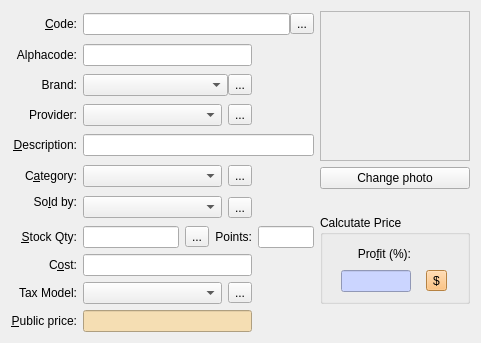
Old version of the form squeeze/src/ui/producteditor.ui in the repository miguelchavez/lemonpos.
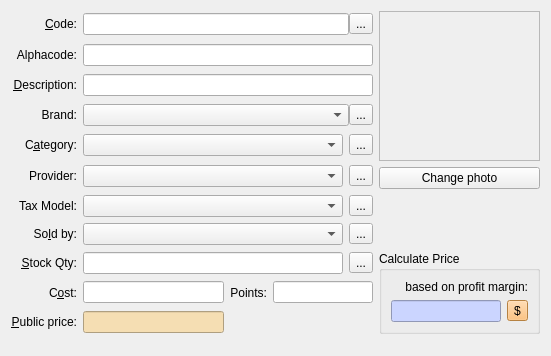
New version of the form.

```diff
--- a/squeeze/src/ui/producteditor.ui
+++ b/squeeze/src/ui/producteditor.ui
@@ -6,8 +6,8 @@
    <rect>
     <x>0</x>
     <y>0</y>
-    <width>481</width>
-    <height>343</height>
+    <width>538</width>
+    <height>356</height>
    </rect>
   </property>
   <property name="sizePolicy">
@@ -19,7 +19,7 @@
   <property name="windowTitle">
    <string>Product Editor</string>
   </property>
-  <layout class="QGridLayout" name="gridLayout">
+  <layout class="QGridLayout" name="gridLayout_2">
    <item row="0" column="0">
     <widget class="QLabel" name="label_5">
      <property name="sizePolicy">
@@ -60,7 +60,7 @@
        </property>
        <property name="minimumSize">
         <size>
-         <width>80</width>
+         <width>260</width>
          <height>0</height>
         </size>
        </property>
@@ -142,7 +142,7 @@
      </property>
     </widget>
    </item>
-   <item row="1" column="1" colspan="2">
+   <item row="1" column="1" colspan="3">
     <widget class="QLineEdit" name="editAlphacode">
      <property name="sizePolicy">
       <sizepolicy hsizetype="MinimumExpanding" vsizetype="Fixed">
@@ -150,9 +150,53 @@
        <verstretch>0</verstretch>
       </sizepolicy>
      </property>
+     <property name="minimumSize">
+      <size>
+       <width>260</width>
+       <height>0</height>
+      </size>
+     </property>
     </widget>
    </item>
    <item row="2" column="0">
+    <widget class="QLabel" name="label_14">
+     <property name="sizePolicy">
+      <sizepolicy hsizetype="Minimum" vsizetype="Preferred">
+       <horstretch>0</horstretch>
+       <verstretch>0</verstretch>
+      </sizepolicy>
+     </property>
+     <property name="layoutDirection">
+      <enum>Qt::LeftToRight</enum>
+     </property>
+     <property name="text">
+      <string>&amp;Description:</string>
+     </property>
+     <property name="alignment">
+      <set>Qt::AlignRight|Qt::AlignTrailing|Qt::AlignVCenter</set>
+     </property>
+     <property name="buddy">
+      <cstring>editDesc</cstring>
+     </property>
+    </widget>
+   </item>
+   <item row="2" column="1" colspan="3">
+    <widget class="QLineEdit" name="editDesc">
+     <property name="sizePolicy">
+      <sizepolicy hsizetype="MinimumExpanding" vsizetype="Fixed">
+       <horstretch>0</horstretch>
+       <verstretch>0</verstretch>
+      </sizepolicy>
+     </property>
+     <property name="minimumSize">
+      <size>
+       <width>260</width>
+       <height>0</height>
+      </size>
+     </property>
+    </widget>
+   </item>
+   <item row="3" column="0">
     <widget class="QLabel" name="label_4">
      <property name="text">
       <string>Brand:</string>
@@ -162,13 +206,26 @@
      </property>
     </widget>
    </item>
-   <item row="2" column="1" colspan="2">
+   <item row="3" column="1" colspan="3">
     <layout class="QHBoxLayout" name="horizontalLayout_4">
      <property name="spacing">
       <number>0</number>
      </property>
      <item>
-      <widget class="QComboBox" name="brandCombo"/>
+      <widget class="QComboBox" name="brandCombo">
+       <property name="sizePolicy">
+        <sizepolicy hsizetype="Minimum" vsizetype="Fixed">
+         <horstretch>0</horstretch>
+         <verstretch>0</verstretch>
+        </sizepolicy>
+       </property>
+       <property name="minimumSize">
+        <size>
+         <width>260</width>
+         <height>0</height>
+        </size>
+       </property>
+      </widget>
      </item>
      <item>
       <widget class="QToolButton" name="btnAddBrand">
@@ -185,75 +242,7 @@
      </item>
     </layout>
    </item>
-   <item row="3" column="0">
-    <widget class="QLabel" name="label_6">
-     <property name="text">
-      <string>Provider:</string>
-     </property>
-     <property name="alignment">
-      <set>Qt::AlignRight|Qt::AlignTrailing|Qt::AlignVCenter</set>
-     </property>
-    </widget>
-   </item>
-   <item row="3" column="1" colspan="2">
-    <layout class="QHBoxLayout" name="horizontalLayout_5">
-     <item>
-      <widget class="QComboBox" name="providerCombo"/>
-     </item>
-     <item>
-      <widget class="QToolButton" name="btnAddProvider">
-       <property name="toolTip">
-        <string>Add a new provider</string>
-       </property>
-       <property name="text">
-        <string>...</string>
-       </property>
-       <property name="autoRaise">
-        <bool>false</bool>
-       </property>
-      </widget>
-     </item>
-    </layout>
-   </item>
    <item row="4" column="0">
-    <widget class="QLabel" name="label_14">
-     <property name="sizePolicy">
-      <sizepolicy hsizetype="Minimum" vsizetype="Preferred">
-       <horstretch>0</horstretch>
-       <verstretch>0</verstretch>
-      </sizepolicy>
-     </property>
-     <property name="layoutDirection">
-      <enum>Qt::LeftToRight</enum>
-     </property>
-     <property name="text">
-      <string>&amp;Description:</string>
-     </property>
-     <property name="alignment">
-      <set>Qt::AlignRight|Qt::AlignTrailing|Qt::AlignVCenter</set>
-     </property>
-     <property name="buddy">
-      <cstring>editDesc</cstring>
-     </property>
-    </widget>
-   </item>
-   <item row="4" column="1" colspan="3">
-    <widget class="QLineEdit" name="editDesc">
-     <property name="sizePolicy">
-      <sizepolicy hsizetype="MinimumExpanding" vsizetype="Fixed">
-       <horstretch>0</horstretch>
-       <verstretch>0</verstretch>
-      </sizepolicy>
-     </property>
-     <property name="minimumSize">
-      <size>
-       <width>200</width>
-       <height>0</height>
-      </size>
-     </property>
-    </widget>
-   </item>
-   <item row="5" column="0">
     <widget class="QLabel" name="label_8">
      <property name="sizePolicy">
       <sizepolicy hsizetype="Minimum" vsizetype="Preferred">
@@ -275,16 +264,22 @@
      </property>
     </widget>
    </item>
-   <item row="5" column="1" colspan="2">
+   <item row="4" column="1" colspan="3">
     <layout class="QHBoxLayout" name="horizontalLayout">
      <item>
       <widget class="QComboBox" name="categoriesCombo">
        <property name="sizePolicy">
-        <sizepolicy hsizetype="MinimumExpanding" vsizetype="Fixed">
+        <sizepolicy hsizetype="Minimum" vsizetype="Fixed">
          <horstretch>0</horstretch>
          <verstretch>0</verstretch>
         </sizepolicy>
        </property>
+       <property name="minimumSize">
+        <size>
+         <width>260</width>
+         <height>0</height>
+        </size>
+       </property>
       </widget>
      </item>
      <item>
@@ -302,7 +297,87 @@
      </item>
     </layout>
    </item>
+   <item row="5" column="0">
+    <widget class="QLabel" name="label_6">
+     <property name="text">
+      <string>Provider:</string>
+     </property>
+     <property name="alignment">
+      <set>Qt::AlignRight|Qt::AlignTrailing|Qt::AlignVCenter</set>
+     </property>
+    </widget>
+   </item>
+   <item row="5" column="1" colspan="3">
+    <layout class="QHBoxLayout" name="horizontalLayout_5">
+     <item>
+      <widget class="QComboBox" name="providerCombo">
+       <property name="sizePolicy">
+        <sizepolicy hsizetype="Minimum" vsizetype="Fixed">
+         <horstretch>0</horstretch>
+         <verstretch>0</verstretch>
+        </sizepolicy>
+       </property>
+       <property name="minimumSize">
+        <size>
+         <width>260</width>
+         <height>0</height>
+        </size>
+       </property>
+      </widget>
+     </item>
+     <item>
+      <widget class="QToolButton" name="btnAddProvider">
+       <property name="toolTip">
+        <string>Add a new provider</string>
+       </property>
+       <property name="text">
+        <string>...</string>
+       </property>
+       <property name="autoRaise">
+        <bool>false</bool>
+       </property>
+      </widget>
+     </item>
+    </layout>
+   </item>
    <item row="6" column="0">
+    <widget class="QLabel" name="label">
+     <property name="text">
+      <string>Tax Model:</string>
+     </property>
+     <property name="alignment">
+      <set>Qt::AlignRight|Qt::AlignTrailing|Qt::AlignVCenter</set>
+     </property>
+    </widget>
+   </item>
+   <item row="6" column="1" colspan="3">
+    <layout class="QHBoxLayout" name="horizontalLayout_3">
+     <item>
+      <widget class="QComboBox" name="taxModelCombo">
+       <property name="minimumSize">
+        <size>
+         <width>260</width>
+         <height>0</height>
+        </size>
+       </property>
+      </widget>
+     </item>
+     <item>
+      <widget class="QToolButton" name="btnAddTaxModel">
+       <property name="toolTip">
+        <string>Add a new tax model</string>
+       </property>
+       <property name="text">
+        <string>...</string>
+       </property>
+       <property name="autoRaise">
+        <bool>false</bool>
+       </property>
+      </widget>
+     </item>
+    </layout>
+   </item>
+   <item row="7" column="0">
     <widget class="QLabel" name="label_7">
      <property name="sizePolicy">
       <sizepolicy hsizetype="Minimum" vsizetype="Preferred">
@@ -324,7 +399,7 @@
      </property>
     </widget>
    </item>
-   <item row="6" column="1" rowspan="2" colspan="2">
+   <item row="7" column="1" colspan="3">
     <layout class="QHBoxLayout" name="horizontalLayout_2">
      <item>
       <widget class="QComboBox" name="measuresCombo">
@@ -334,6 +409,12 @@
          <verstretch>0</verstretch>
         </sizepolicy>
        </property>
+       <property name="minimumSize">
+        <size>
+         <width>260</width>
+         <height>0</height>
+        </size>
+       </property>
       </widget>
      </item>
      <item>
@@ -351,25 +432,71 @@
      </item>
     </layout>
    </item>
-   <item row="7" column="4" rowspan="4">
+   <item row="8" column="0">
+    <widget class="QLabel" name="labelStockQty">
+     <property name="sizePolicy">
+      <sizepolicy hsizetype="Minimum" vsizetype="Preferred">
+       <horstretch>0</horstretch>
+       <verstretch>0</verstretch>
+      </sizepolicy>
+     </property>
+     <property name="text">
+      <string>&amp;Stock Qty:</string>
+     </property>
+     <property name="alignment">
+      <set>Qt::AlignRight|Qt::AlignTrailing|Qt::AlignVCenter</set>
+     </property>
+     <property name="buddy">
+      <cstring>editStockQty</cstring>
+     </property>
+    </widget>
+   </item>
+   <item row="8" column="1" colspan="3">
+    <layout class="QHBoxLayout" name="horizontalLayout_6">
+     <item>
+      <widget class="QLineEdit" name="editStockQty">
+       <property name="sizePolicy">
+        <sizepolicy hsizetype="MinimumExpanding" vsizetype="Fixed">
+         <horstretch>0</horstretch>
+         <verstretch>0</verstretch>
+        </sizepolicy>
+       </property>
+       <property name="minimumSize">
+        <size>
+         <width>260</width>
+         <height>0</height>
+        </size>
+       </property>
+       <property name="maximumSize">
+        <size>
+         <width>260</width>
+         <height>16777215</height>
+        </size>
+       </property>
+       <property name="readOnly">
+        <bool>false</bool>
+       </property>
+      </widget>
+     </item>
+     <item>
+      <widget class="QToolButton" name="btnStockCorrect">
+       <property name="toolTip">
+        <string>Correct stock</string>
+       </property>
+       <property name="text">
+        <string>...</string>
+       </property>
+      </widget>
+     </item>
+    </layout>
+   </item>
+   <item row="8" column="4" rowspan="3">
     <widget class="QGroupBox" name="groupBox">
-     <property name="sizePolicy">
-      <sizepolicy hsizetype="Minimum" vsizetype="Preferred">
-       <horstretch>0</horstretch>
-       <verstretch>0</verstretch>
-      </sizepolicy>
-     </property>
-     <property name="minimumSize">
-      <size>
-       <width>150</width>
-       <height>0</height>
-      </size>
-     </property>
      <property name="title">
-      <string>Calcutate Price</string>
+      <string>Calculate Price</string>
      </property>
-     <layout class="QGridLayout">
-      <item row="0" column="0">
+     <layout class="QGridLayout" name="gridLayout">
+      <item row="0" column="0" colspan="2">
        <widget class="QLabel" name="label_3">
         <property name="sizePolicy">
          <sizepolicy hsizetype="Minimum" vsizetype="Preferred">
@@ -378,7 +505,7 @@
          </sizepolicy>
         </property>
         <property name="text">
-         <string>Pro&amp;fit (%):</string>
+         <string>based on profit margin:</string>
         </property>
         <property name="alignment">
          <set>Qt::AlignRight|Qt::AlignTrailing|Qt::AlignVCenter</set>
@@ -398,13 +525,13 @@
         </property>
         <property name="minimumSize">
          <size>
-          <width>50</width>
+          <width>110</width>
           <height>0</height>
          </size>
         </property>
         <property name="maximumSize">
          <size>
-          <width>70</width>
+          <width>110</width>
           <height>16777215</height>
          </size>
         </property>
@@ -790,111 +917,6 @@
      </layout>
     </widget>
    </item>
-   <item row="8" column="0">
-    <widget class="QLabel" name="labelStockQty">
-     <property name="sizePolicy">
-      <sizepolicy hsizetype="Minimum" vsizetype="Preferred">
-       <horstretch>0</horstretch>
-       <verstretch>0</verstretch>
-      </sizepolicy>
-     </property>
-     <property name="text">
-      <string>&amp;Stock Qty:</string>
-     </property>
-     <property name="alignment">
-      <set>Qt::AlignRight|Qt::AlignTrailing|Qt::AlignVCenter</set>
-     </property>
-     <property name="buddy">
-      <cstring>editStockQty</cstring>
-     </property>
-    </widget>
-   </item>
-   <item row="8" column="1">
-    <layout class="QHBoxLayout" name="horizontalLayout_6">
-     <item>
-      <widget class="QLineEdit" name="editStockQty">
-       <property name="sizePolicy">
-        <sizepolicy hsizetype="MinimumExpanding" vsizetype="Fixed">
-         <horstretch>0</horstretch>
-         <verstretch>0</verstretch>
-        </sizepolicy>
-       </property>
-       <property name="minimumSize">
-        <size>
-         <width>80</width>
-         <height>0</height>
-        </size>
-       </property>
-       <property name="maximumSize">
-        <size>
-         <width>100</width>
-         <height>16777215</height>
-        </size>
-       </property>
-       <property name="readOnly">
-        <bool>false</bool>
-       </property>
-      </widget>
-     </item>
-     <item>
-      <widget class="QToolButton" name="btnStockCorrect">
-       <property name="toolTip">
-        <string>Correct stock</string>
-       </property>
-       <property name="text">
-        <string>...</string>
-       </property>
-      </widget>
-     </item>
-    </layout>
-   </item>
-   <item row="8" column="2">
-    <widget class="QLabel" name="label_15">
-     <property name="sizePolicy">
-      <sizepolicy hsizetype="Minimum" vsizetype="Preferred">
-       <horstretch>0</horstretch>
-       <verstretch>0</verstretch>
-      </sizepolicy>
-     </property>
-     <property name="layoutDirection">
-      <enum>Qt::LeftToRight</enum>
-     </property>
-     <property name="text">
-      <string>Points:</string>
-     </property>
-     <property name="alignment">
-      <set>Qt::AlignRight|Qt::AlignTrailing|Qt::AlignVCenter</set>
-     </property>
-     <property name="buddy">
-      <cstring>editPoints</cstring>
-     </property>
-    </widget>
-   </item>
-   <item row="8" column="3">
-    <widget class="QLineEdit" name="editPoints">
-     <property name="sizePolicy">
-      <sizepolicy hsizetype="MinimumExpanding" vsizetype="Fixed">
-       <horstretch>0</horstretch>
-       <verstretch>0</verstretch>
-      </sizepolicy>
-     </property>
-     <property name="minimumSize">
-      <size>
-       <width>50</width>
-       <height>0</height>
-      </size>
-     </property>
-     <property name="maximumSize">
-      <size>
-       <width>60</width>
-       <height>16777215</height>
-      </size>
-     </property>
-     <property name="readOnly">
-      <bool>false</bool>
-     </property>
-    </widget>
-   </item>
    <item row="9" column="0">
     <widget class="QLabel" name="label_9">
      <property name="sizePolicy">
@@ -917,7 +939,7 @@
      </property>
     </widget>
    </item>
-   <item row="9" column="1" colspan="2">
+   <item row="9" column="1">
     <widget class="QLineEdit" name="editCost">
      <property name="sizePolicy">
       <sizepolicy hsizetype="MinimumExpanding" vsizetype="Fixed">
@@ -927,7 +949,7 @@
      </property>
      <property name="minimumSize">
       <size>
-       <width>20</width>
+       <width>100</width>
        <height>0</height>
       </size>
      </property>
@@ -939,37 +961,54 @@
      </property>
     </widget>
    </item>
+   <item row="9" column="2">
+    <widget class="QLabel" name="label_15">
+     <property name="sizePolicy">
+      <sizepolicy hsizetype="Minimum" vsizetype="Preferred">
+       <horstretch>0</horstretch>
+       <verstretch>0</verstretch>
+      </sizepolicy>
+     </property>
+     <property name="layoutDirection">
+      <enum>Qt::LeftToRight</enum>
+     </property>
+     <property name="text">
+      <string>Points:</string>
+     </property>
+     <property name="alignment">
+      <set>Qt::AlignRight|Qt::AlignTrailing|Qt::AlignVCenter</set>
+     </property>
+     <property name="buddy">
+      <cstring>editPoints</cstring>
+     </property>
+    </widget>
+   </item>
+   <item row="9" column="3">
+    <widget class="QLineEdit" name="editPoints">
+     <property name="sizePolicy">
+      <sizepolicy hsizetype="MinimumExpanding" vsizetype="Fixed">
+       <horstretch>0</horstretch>
+       <verstretch>0</verstretch>
+      </sizepolicy>
+     </property>
+     <property name="minimumSize">
+      <size>
+       <width>100</width>
+       <height>0</height>
+      </size>
+     </property>
+     <property name="maximumSize">
+      <size>
+       <width>60</width>
+       <height>16777215</height>
+      </size>
+     </property>
+     <property name="readOnly">
+      <bool>false</bool>
+     </property>
+    </widget>
+   </item>
    <item row="10" column="0">
-    <widget class="QLabel" name="label">
-     <property name="text">
-      <string>Tax Model:</string>
-     </property>
-     <property name="alignment">
-      <set>Qt::AlignRight|Qt::AlignTrailing|Qt::AlignVCenter</set>
-     </property>
-    </widget>
-   </item>
-   <item row="10" column="1" colspan="2">
-    <layout class="QHBoxLayout" name="horizontalLayout_3">
-     <item>
-      <widget class="QComboBox" name="taxModelCombo"/>
-     </item>
-     <item>
-      <widget class="QToolButton" name="btnAddTaxModel">
-       <property name="toolTip">
-        <string>Add a new tax model</string>
-       </property>
-       <property name="text">
-        <string>...</string>
-       </property>
-       <property name="autoRaise">
-        <bool>false</bool>
-       </property>
-      </widget>
-     </item>
-    </layout>
-   </item>
-   <item row="11" column="0">
     <widget class="QLabel" name="label_13">
      <property name="sizePolicy">
       <sizepolicy hsizetype="Minimum" vsizetype="Preferred">
@@ -991,7 +1030,7 @@
      </property>
     </widget>
    </item>
-   <item row="11" column="1" colspan="2">
+   <item row="10" column="1">
     <widget class="QLineEdit" name="editFinalPrice">
      <property name="sizePolicy">
       <sizepolicy hsizetype="MinimumExpanding" vsizetype="Fixed">
@@ -1001,7 +1040,7 @@
      </property>
      <property name="minimumSize">
       <size>
-       <width>50</width>
+       <width>100</width>
        <height>0</height>
       </size>
      </property>
```
Left out of the diff: 14 changed lines with no effect on the pictures.
